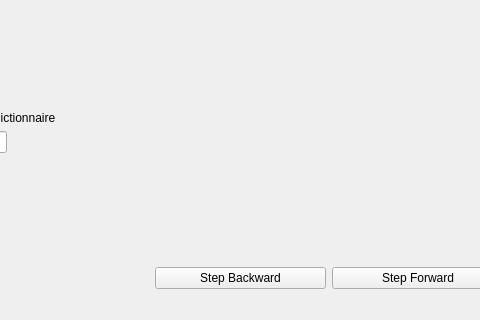
Old version of the form view.ui in the repository Chavau/zero_reversible; both pictures show x 110 to 590 and y 280 to 600 of the 800 by 600 pixel window.
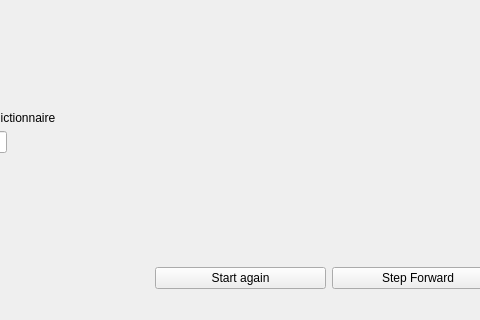
New version of the form.

```diff
--- a/view.ui
+++ b/view.ui
@@ -148,7 +148,7 @@
         <item>
          <widget class="QPushButton" name="button_backward">
           <property name="text">
-           <string>Step Backward</string>
+           <string>Start again</string>
           </property>
          </widget>
         </item>
```
